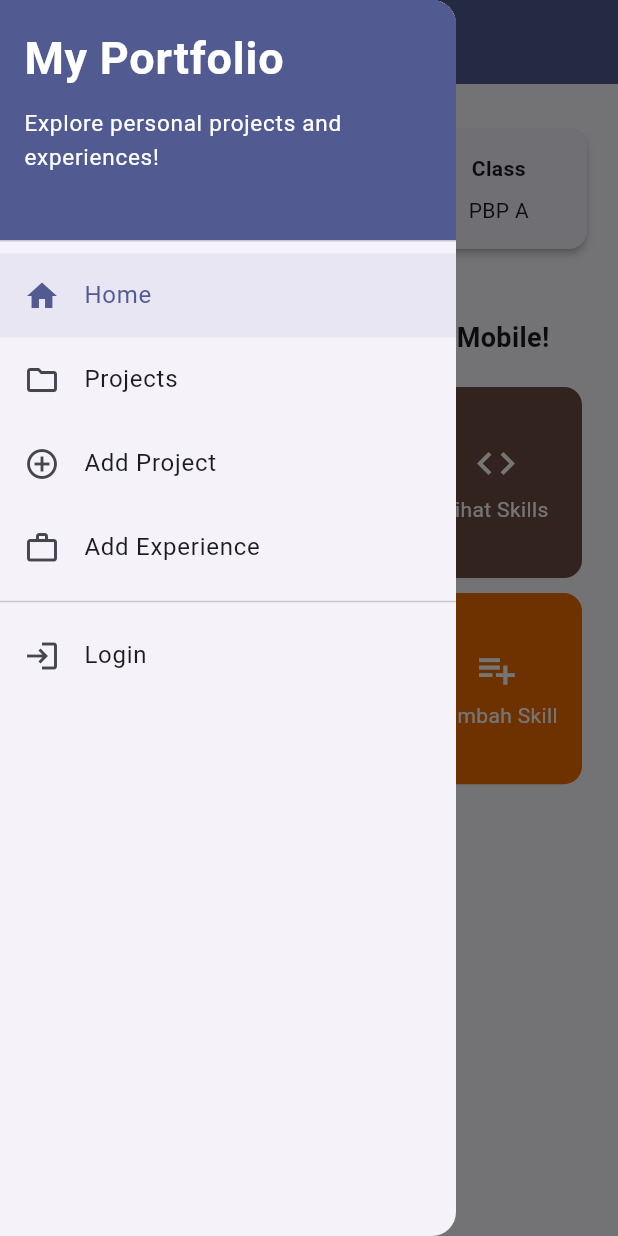
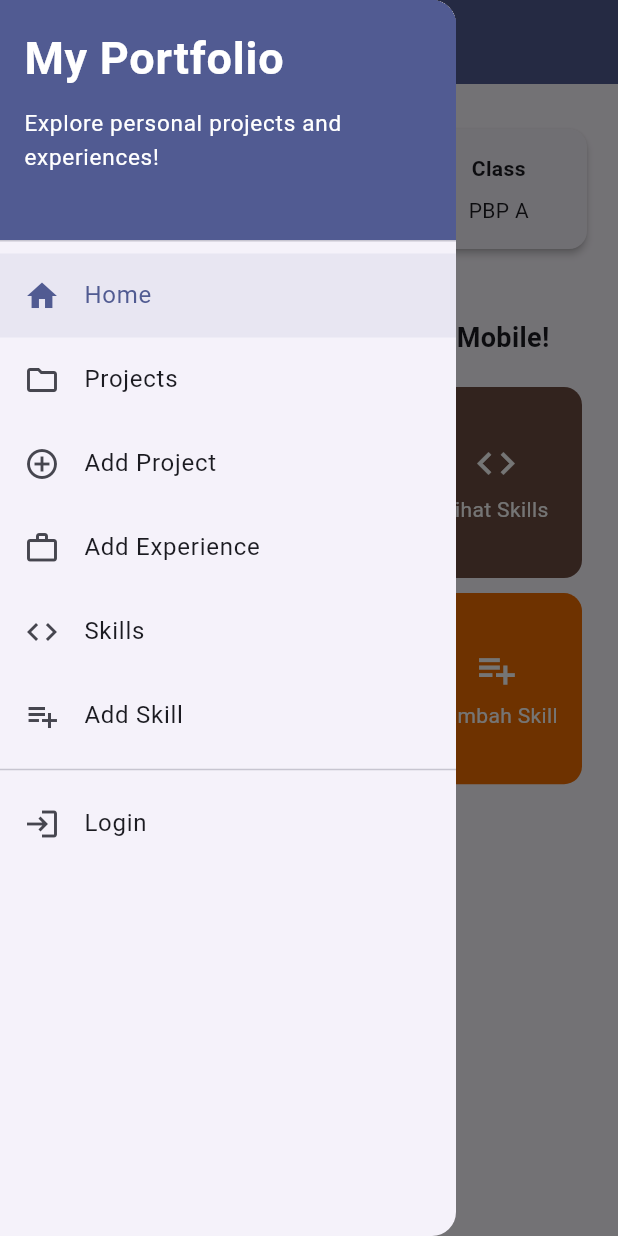
Before and after one commit to salfyea/myportofolio_mobile, a Flutter app: the screen it shows after launch, with the side drawer open, on a phone screen of 412 x 824 dp. Run offline on Flutter 3.47's test engine with Material 3 defaults, Android fonts, the phone set to English and light mode, and no system bars; our stand-ins replace material_ui; generated files the repository leaves out were written again.

Commit message:
feat(skills): open the Skill screens from the action cards and the drawer
Lihat Skills and the new Skills drawer entry open SkillListPage. Tambah Skill and Add Skill open the form and ask for login first, like the Project form. The drawer marks the active Skill page and switching between them replaces the route instead of stacking. widget_test now expects both write cards to require login.

```diff
--- a/lib/screens/menu.dart
+++ b/lib/screens/menu.dart
@@ -2,6 +2,8 @@ import 'package:material_ui/material_ui.dart';
 import 'package:myportofolio_mobile/screens/experience_form.dart';
 import 'package:myportofolio_mobile/screens/project_form.dart';
 import 'package:myportofolio_mobile/screens/project_list.dart';
+import 'package:myportofolio_mobile/screens/skill_form.dart';
+import 'package:myportofolio_mobile/screens/skill_list.dart';
 import 'package:myportofolio_mobile/services/auth_state.dart';
 import 'package:myportofolio_mobile/widgets/auth_guard.dart';
 import 'package:myportofolio_mobile/widgets/left_drawer.dart';
@@ -38,7 +40,12 @@ class MyHomePage extends StatelessWidget {
       Colors.deepPurple.shade500,
       destination: (context) => const ProjectListPage(),
     ),
-    ItemHomepage("Lihat Skills", Icons.code, Colors.brown.shade600),
+    ItemHomepage(
+      "Lihat Skills",
+      Icons.code,
+      Colors.brown.shade600,
+      destination: (context) => const SkillListPage(),
+    ),
     ItemHomepage(
       "Tambah Proyek",
       Icons.add_circle,
@@ -52,7 +59,13 @@ class MyHomePage extends StatelessWidget {
       Colors.teal.shade700,
       destination: (context) => const ExperienceFormPage(),
     ),
-    ItemHomepage("Tambah Skill", Icons.playlist_add, Colors.orange.shade800),
+    ItemHomepage(
+      "Tambah Skill",
+      Icons.playlist_add,
+      Colors.orange.shade800,
+      destination: (context) => const SkillFormPage(),
+      requiresLogin: true,
+    ),
     if (isLoggedIn)
       ItemHomepage("Logout", Icons.logout, Colors.red.shade700, onTap: _logout)
     else
--- a/lib/widgets/left_drawer.dart
+++ b/lib/widgets/left_drawer.dart
@@ -3,6 +3,8 @@ import 'package:myportofolio_mobile/screens/experience_form.dart';
 import 'package:myportofolio_mobile/screens/menu.dart';
 import 'package:myportofolio_mobile/screens/project_form.dart';
 import 'package:myportofolio_mobile/screens/project_list.dart';
+import 'package:myportofolio_mobile/screens/skill_form.dart';
+import 'package:myportofolio_mobile/screens/skill_list.dart';
 import 'package:myportofolio_mobile/services/auth_state.dart';
 import 'package:myportofolio_mobile/widgets/auth_guard.dart';
 import 'package:provider/provider.dart';
@@ -23,8 +25,8 @@ enum DrawerDestination {
 
 /// Drawer menu yang muncul dari sisi kiri layar untuk berpindah halaman.
 ///
-/// Komponen ini dipakai bersama oleh halaman utama, daftar proyek, dan setiap
-/// halaman formulir. Daftar pilihannya berbasis data (lihat `_entries`), jadi
+/// Komponen ini dipakai bersama oleh halaman utama, daftar proyek, daftar
+/// skill, dan setiap halaman formulir. Daftar pilihannya berbasis data (lihat `_entries`), jadi
 /// menambah halaman baru cukup dengan satu entri di sana.
 ///
 /// Pilihan yang menulis data (`requiresLogin`) meminta login lebih dulu lewat
@@ -66,6 +68,21 @@ class LeftDrawer extends StatelessWidget {
       icon: Icons.work_outline,
       selectedIcon: Icons.work,
       pageBuilder: (context) => const ExperienceFormPage(),
+    ),
+    _DrawerEntry(
+      destination: DrawerDestination.skills,
+      label: 'Skills',
+      icon: Icons.code_outlined,
+      selectedIcon: Icons.code,
+      pageBuilder: (context) => const SkillListPage(),
+    ),
+    _DrawerEntry(
+      destination: DrawerDestination.addSkill,
+      label: 'Add Skill',
+      icon: Icons.playlist_add_outlined,
+      selectedIcon: Icons.playlist_add,
+      pageBuilder: (context) => const SkillFormPage(),
+      requiresLogin: true,
     ),
   ];
 
```
Also changed, not shown: 4 other files.
